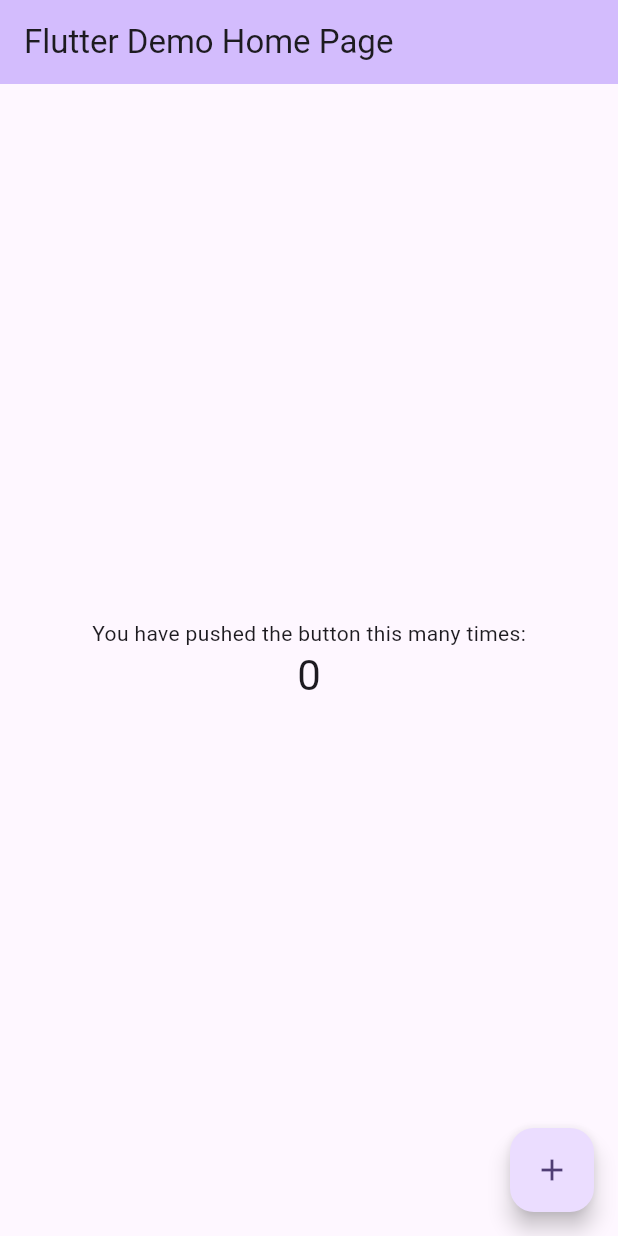
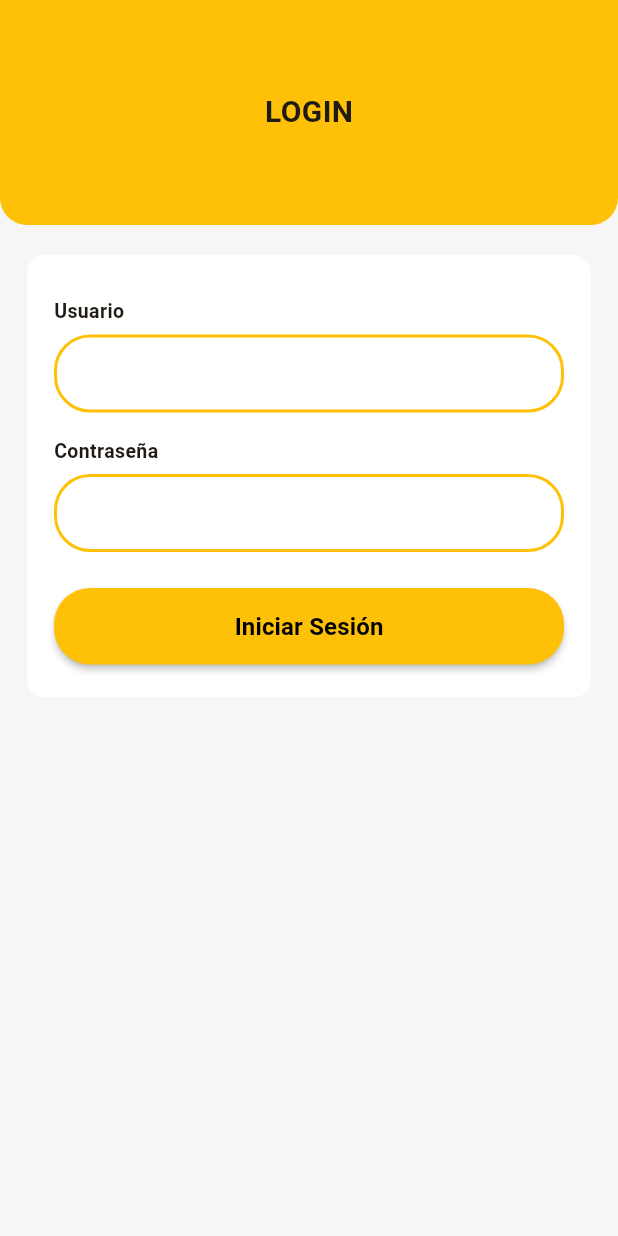
Before and after one commit to Alejandro-Gerard-Sejas-Jiemenez/chatbot_Lucerito-mobile, a Flutter app: the screen it shows after launch, on a phone screen of 412 x 824 dp. Run offline on Flutter 3.47's test engine with Material 3 defaults, Android fonts, the light colour scheme and no system bars.

Commit message:
feat: creacion de las carpetas models,screns,services,styles,widgets

```diff
--- a/lib/main.dart
+++ b/lib/main.dart
@@ -1,4 +1,6 @@
 import 'package:flutter/material.dart';
+import 'screens/login_screen.dart';
+import 'styles/app_colors.dart';
 
 void main() {
   runApp(const MyApp());
@@ -7,116 +9,17 @@ void main() {
 class MyApp extends StatelessWidget {
   const MyApp({super.key});
 
-  // This widget is the root of your application.
   @override
   Widget build(BuildContext context) {
     return MaterialApp(
-      title: 'Flutter Demo',
+      debugShowCheckedModeBanner: false,
+      title: 'Chatbot Lucerito',
       theme: ThemeData(
-        // This is the theme of your application.
-        //
-        // TRY THIS: Try running your application with "flutter run". You'll see
-        // the application has a purple toolbar. Then, without quitting the app,
-        // try changing the seedColor in the colorScheme below to Colors.green
-        // and then invoke "hot reload" (save your changes or press the "hot
-        // reload" button in a Flutter-supported IDE, or press "r" if you used
-        // the command line to start the app).
-        //
-        // Notice that the counter didn't reset back to zero; the application
-        // state is not lost during the reload. To reset the state, use hot
-        // restart instead.
-        //
-        // This works for code too, not just values: Most code changes can be
-        // tested with just a hot reload.
-        colorScheme: ColorScheme.fromSeed(seedColor: Colors.deepPurple),
+        scaffoldBackgroundColor: AppColors.background,
+        colorScheme: ColorScheme.fromSeed(seedColor: AppColors.primary),
+        useMaterial3: true,
       ),
-      home: const MyHomePage(title: 'Flutter Demo Home Page'),
+      home: const LoginScreen(),
     );
   }
 }
-
-class MyHomePage extends StatefulWidget {
-  const MyHomePage({super.key, required this.title});
-
-  // This widget is the home page of your application. It is stateful, meaning
-  // that it has a State object (defined below) that contains fields that affect
-  // how it looks.
-
-  // This class is the configuration for the state. It holds the values (in this
-  // case the title) provided by the parent (in this case the App widget) and
-  // used by the build method of the State. Fields in a Widget subclass are
-  // always marked "final".
-
-  final String title;
-
-  @override
-  State<MyHomePage> createState() => _MyHomePageState();
-}
-
-class _MyHomePageState extends State<MyHomePage> {
-  int _counter = 0;
-
-  void _incrementCounter() {
-    setState(() {
-      // This call to setState tells the Flutter framework that something has
-      // changed in this State, which causes it to rerun the build method below
-      // so that the display can reflect the updated values. If we changed
-      // _counter without calling setState(), then the build method would not be
-      // called again, and so nothing would appear to happen.
-      _counter++;
-    });
-  }
-
-  @override
-  Widget build(BuildContext context) {
-    // This method is rerun every time setState is called, for instance as done
-    // by the _incrementCounter method above.
-    //
-    // The Flutter framework has been optimized to make rerunning build methods
-    // fast, so that you can just rebuild anything that needs updating rather
-    // than having to individually change instances of widgets.
-    return Scaffold(
-      appBar: AppBar(
-        // TRY THIS: Try changing the color here to a specific color (to
-        // Colors.amber, perhaps?) and trigger a hot reload to see the AppBar
-        // change color while the other colors stay the same.
-        backgroundColor: Theme.of(context).colorScheme.inversePrimary,
-        // Here we take the value from the MyHomePage object that was created by
-        // the App.build method, and use it to set our appbar title.
-        title: Text(widget.title),
-      ),
-      body: Center(
-        // Center is a layout widget. It takes a single child and positions it
-        // in the middle of the parent.
-        child: Column(
-          // Column is also a layout widget. It takes a list of children and
-          // arranges them vertically. By default, it sizes itself to fit its
-          // children horizontally, and tries to be as tall as its parent.
-          //
-          // Column has various properties to control how it sizes itself and
-          // how it positions its children. Here we use mainAxisAlignment to
-          // center the children vertically; the main axis here is the vertical
-          // axis because Columns are vertical (the cross axis would be
-          // horizontal).
-          //
-          // TRY THIS: Invoke "debug painting" (choose the "Toggle Debug Paint"
-          // action in the IDE, or press "p" in the console), to see the
-          // wireframe for each widget.
-          mainAxisAlignment: MainAxisAlignment.center,
-          children: <Widget>[
-            const Text('You have pushed the button this many times:'),
-            Text(
-              '$_counter',
-              style: Theme.of(context).textTheme.headlineMedium,
-            ),
-          ],
-        ),
-      ),
-      floatingActionButton: FloatingActionButton(
-        onPressed: _incrementCounter,
-        tooltip: 'Increment',
-        child: const Icon(Icons.add),
-      ), // This trailing comma makes auto-formatting nicer for build methods.
-    );
-  }
-}
--- /dev/null
+++ b/lib/models/user.dart
@@ -0,0 +1,6 @@
+class User {
+  final String username;
+  final String password;
+
+  User({required this.username, required this.password});
+}
--- /dev/null
+++ b/lib/screens/login_screen.dart
@@ -0,0 +1,90 @@
+import 'package:flutter/material.dart';
+import '../styles/app_colors.dart';
+import '../widgets/custom_text_field.dart';
+import '../widgets/primary_button.dart';
+import '../services/auth_service.dart';
+
+class LoginScreen extends StatefulWidget {
+  const LoginScreen({Key? key}) : super(key: key);
+
+  @override
+  State<LoginScreen> createState() => _LoginScreenState();
+}
+
+class _LoginScreenState extends State<LoginScreen> {
+  final TextEditingController _userController = TextEditingController();
+  final TextEditingController _passController = TextEditingController();
+  final AuthService _auth = AuthService();
+  bool _loading = false;
+
+  Future<void> _doLogin() async {
+    setState(() => _loading = true);
+    final success = await _auth.login(_userController.text.trim(), _passController.text);
+    setState(() => _loading = false);
+    final snack = SnackBar(content: Text(success ? 'Inicio de sesión correcto' : 'Usuario o contraseña inválidos'));
+    ScaffoldMessenger.of(context).showSnackBar(snack);
+    if (success) {
+      // TODO: navegar a la siguiente pantalla
+    }
+  }
+
+  @override
+  Widget build(BuildContext context) {
+    final width = MediaQuery.of(context).size.width;
+    return Scaffold(
+      body: SafeArea(
+        child: SingleChildScrollView(
+          child: Column(
+            children: [
+              // Top banner
+              Container(
+                width: double.infinity,
+                height: 150,
+                decoration: const BoxDecoration(
+                  color: AppColors.primary,
+                  borderRadius: BorderRadius.only(
+                    bottomLeft: Radius.circular(18),
+                    bottomRight: Radius.circular(18),
+                  ),
+                ),
+                child: const Center(
+                  child: Text('LOGIN', style: TextStyle(fontSize: 20, fontWeight: FontWeight.bold)),
+                ),
+              ),
+
+              const SizedBox(height: 20),
+
+              // Form area
+              Container(
+                margin: const EdgeInsets.symmetric(horizontal: 18),
+                padding: const EdgeInsets.symmetric(horizontal: 18, vertical: 22),
+                width: double.infinity,
+                decoration: BoxDecoration(
+                  color: Colors.white,
+                  borderRadius: BorderRadius.circular(12),
+                ),
+                child: Column(
+                  crossAxisAlignment: CrossAxisAlignment.stretch,
+                  children: [
+                    const SizedBox(height: 6),
+                    CustomTextField(label: 'Usuario', controller: _userController),
+                    const SizedBox(height: 16),
+                    CustomTextField(label: 'Contraseña', controller: _passController, obscure: true),
+                    const SizedBox(height: 24),
+                    SizedBox(
+                      width: width * 0.6,
+                      child: PrimaryButton(
+                        text: _loading ? 'Cargando...' : 'Iniciar Sesión',
+                        onPressed: _loading ? () {} : _doLogin,
+                      ),
+                    ),
+                  ],
+                ),
+              ),
+            ],
+          ),
+        ),
+      ),
+    );
+  }
+}
--- /dev/null
+++ b/lib/services/auth_service.dart
@@ -0,0 +1,8 @@
+class AuthService {
+  /// Mock login - replace with real API call later.
+  Future<bool> login(String username, String password) async {
+    await Future.delayed(const Duration(seconds: 1));
+    // simple mock: accept any non-empty credentials for demo
+    return username.isNotEmpty && password.isNotEmpty;
+  }
+}
--- /dev/null
+++ b/lib/styles/app_colors.dart
@@ -0,0 +1,9 @@
+import 'package:flutter/material.dart';
+
+class AppColors {
+  static const Color primary = Color(0xFFFFC107);
+  static const Color accent = Color(0xFFFFE082);
+  static const Color border = Color(0xFFFFC107);
+  static const Color background = Color(0xFFF6F6F6);
+  static const Color darkBackground = Color(0xFF222222);
+}
--- /dev/null
+++ b/lib/styles/text_styles.dart
@@ -0,0 +1,22 @@
+import 'package:flutter/material.dart';
+import 'app_colors.dart';
+
+class TextStyles {
+  static const TextStyle header = TextStyle(
+    fontSize: 24,
+    fontWeight: FontWeight.bold,
+    color: Colors.black,
+  );
+
+  static const TextStyle label = TextStyle(
+    fontSize: 14,
+    fontWeight: FontWeight.w600,
+    color: Colors.black87,
+  );
+
+  static const TextStyle button = TextStyle(
+    fontSize: 16,
+    fontWeight: FontWeight.w600,
+    color: Colors.black,
+  );
+}
--- /dev/null
+++ b/lib/widgets/custom_text_field.dart
@@ -0,0 +1,43 @@
+import 'package:flutter/material.dart';
+import '../styles/app_colors.dart';
+
+class CustomTextField extends StatelessWidget {
+  final String label;
+  final TextEditingController controller;
+  final bool obscure;
+
+  const CustomTextField({
+    Key? key,
+    required this.label,
+    required this.controller,
+    this.obscure = false,
+  }) : super(key: key);
+
+  @override
+  Widget build(BuildContext context) {
+    return Column(
+      crossAxisAlignment: CrossAxisAlignment.start,
+      children: [
+        Text(label, style: const TextStyle(fontSize: 13, fontWeight: FontWeight.w600)),
+        const SizedBox(height: 6),
+        TextField(
+          controller: controller,
+          obscureText: obscure,
+          decoration: InputDecoration(
+            filled: true,
+            fillColor: Colors.white,
+            contentPadding: const EdgeInsets.symmetric(horizontal: 18, vertical: 14),
+            enabledBorder: OutlineInputBorder(
+              borderRadius: BorderRadius.circular(24),
+              borderSide: const BorderSide(color: AppColors.border, width: 2),
+            ),
+            focusedBorder: OutlineInputBorder(
+              borderRadius: BorderRadius.circular(24),
+              borderSide: const BorderSide(color: AppColors.primary, width: 2),
+            ),
+          ),
+        ),
+      ],
+    );
+  }
+}
--- /dev/null
+++ b/lib/widgets/primary_button.dart
@@ -0,0 +1,28 @@
+import 'package:flutter/material.dart';
+import '../styles/app_colors.dart';
+import '../styles/text_styles.dart';
+
+class PrimaryButton extends StatelessWidget {
+  final String text;
+  final VoidCallback onPressed;
+
+  const PrimaryButton({Key? key, required this.text, required this.onPressed}) : super(key: key);
+
+  @override
+  Widget build(BuildContext context) {
+    return SizedBox(
+      width: double.infinity,
+      child: ElevatedButton(
+        onPressed: onPressed,
+        style: ElevatedButton.styleFrom(
+          backgroundColor: AppColors.primary,
+          foregroundColor: Colors.black,
+          padding: const EdgeInsets.symmetric(vertical: 14),
+          shape: RoundedRectangleBorder(borderRadius: BorderRadius.circular(24)),
+          elevation: 2,
+        ),
+        child: Text(text, style: TextStyles.button),
+      ),
+    );
+  }
+}
```
